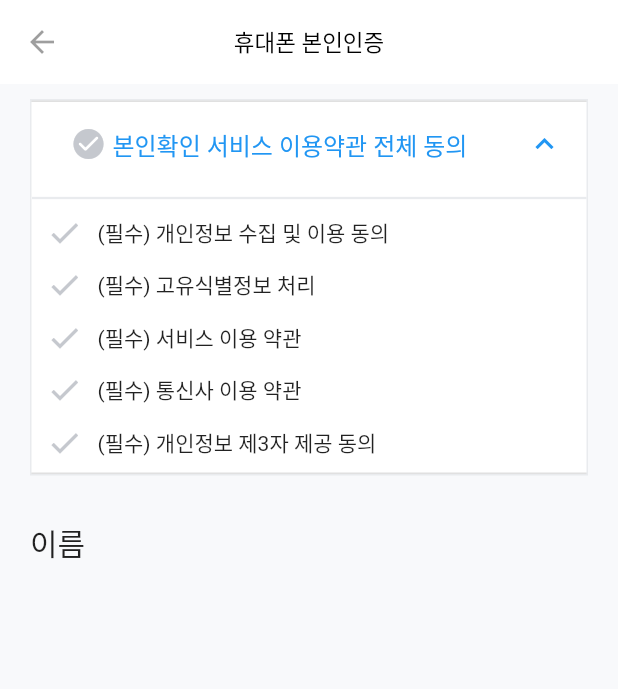
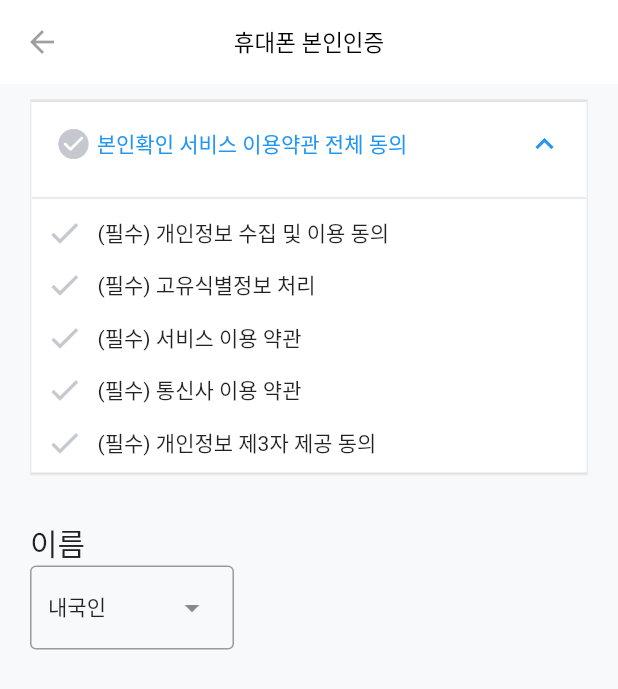
Before and after one commit to Seol-JY/socar-clone, a Flutter app: the screen it shows after launch, on a phone screen of 412 x 824 dp. Shown: the top 689 px of the screen. Run offline on Flutter 3.47's test engine with Material 2 defaults, Android fonts, the phone set to English and light mode, and no system bars.

```diff
--- a/lib/screens/register_auth_page.dart
+++ b/lib/screens/register_auth_page.dart
@@ -1,6 +1,7 @@
 import 'package:flutter/material.dart';
 import 'package:socar/widgets/app_bar.dart';
 import 'package:socar/widgets/register_page/term_agreement.dart';
+import 'package:socar/widgets/register_page/name_input_widget.dart';
 
 class RegisterAuthPage extends StatefulWidget {
   const RegisterAuthPage({super.key});
@@ -19,29 +20,29 @@ class RegisterAuthPageState extends State<RegisterAuthPage> {
       appBar: CustomAppBar(
         titleText: "휴대폰 본인인증",
       ),
-      body: const Padding(
-          padding: EdgeInsets.symmetric(
+      body: SingleChildScrollView(
+        child: Padding(
+            padding: const EdgeInsets.symmetric(
               vertical: 10,
               horizontal: 20,
             ),
             child: Column(
               crossAxisAlignment: CrossAxisAlignment.start,
               children: [
-              TermAgreementBoxWidget(),
-              SizedBox(
+                const TermAgreementBoxWidget(),
+                const SizedBox(
                   height: 30,
                 ),
-              Text(
+                const Text(
                   "이름",
                   style: TextStyle(
                     fontSize: 20,
                   ),
                 ),
-              Row(
-                children: [],
-              )
+                NameInputWidget(),
               ],
             )),
+      ),
     );
   }
 }
--- /dev/null
+++ b/lib/widgets/register_page/name_input_widget.dart
@@ -0,0 +1,36 @@
+import 'package:flutter/material.dart';
+
+class NameInputWidget extends StatefulWidget {
+  NameInputWidget({super.key});
+
+  List<String> dropdownList = ["내국인", "외국인"];
+  String selectedDropdown = '내국인';
+
+  @override
+  State<StatefulWidget> createState() {
+    return _NameInputState();
+  }
+}
+
+class _NameInputState extends State<NameInputWidget> {
+  final TextEditingController textEditingController = TextEditingController();
+  @override
+  Widget build(BuildContext context) {
+    return Row(
+      children: [
+        DropdownMenu<String>(
+          initialSelection: widget.dropdownList.first,
+          onSelected: (String? value) {
+            setState(() {
+              widget.selectedDropdown = value!;
+            });
+          },
+          dropdownMenuEntries: widget.dropdownList
+              .map<DropdownMenuEntry<String>>((String value) {
+            return DropdownMenuEntry<String>(value: value, label: value);
+          }).toList(),
+        ),
+      ],
+    );
+  }
+}
--- a/lib/widgets/register_page/term_agreement.dart
+++ b/lib/widgets/register_page/term_agreement.dart
@@ -54,14 +54,7 @@ class _TermAgreementBoxState extends State<TermAgreementBoxWidget> {
       ),
       child: ExpansionTile(
         controller: _controller,
-        title: Padding(
-          padding: const EdgeInsets.fromLTRB(
-            10,
-            10,
-            0,
-            10,
-          ),
-          child: Row(
+        title: Row(
           children: [
             Icon(
               const IconData(
@@ -74,9 +67,11 @@ class _TermAgreementBoxState extends State<TermAgreementBoxWidget> {
             ),
             const Text(
               " 본인확인 서비스 이용약관 전체 동의",
+              style: TextStyle(
+                fontSize: 14,
+              ),
             )
           ],
-          ),
         ),
         onExpansionChanged: (value) {
           setState(() {
```
Lines whose indentation alone changed are shown as unchanged.
